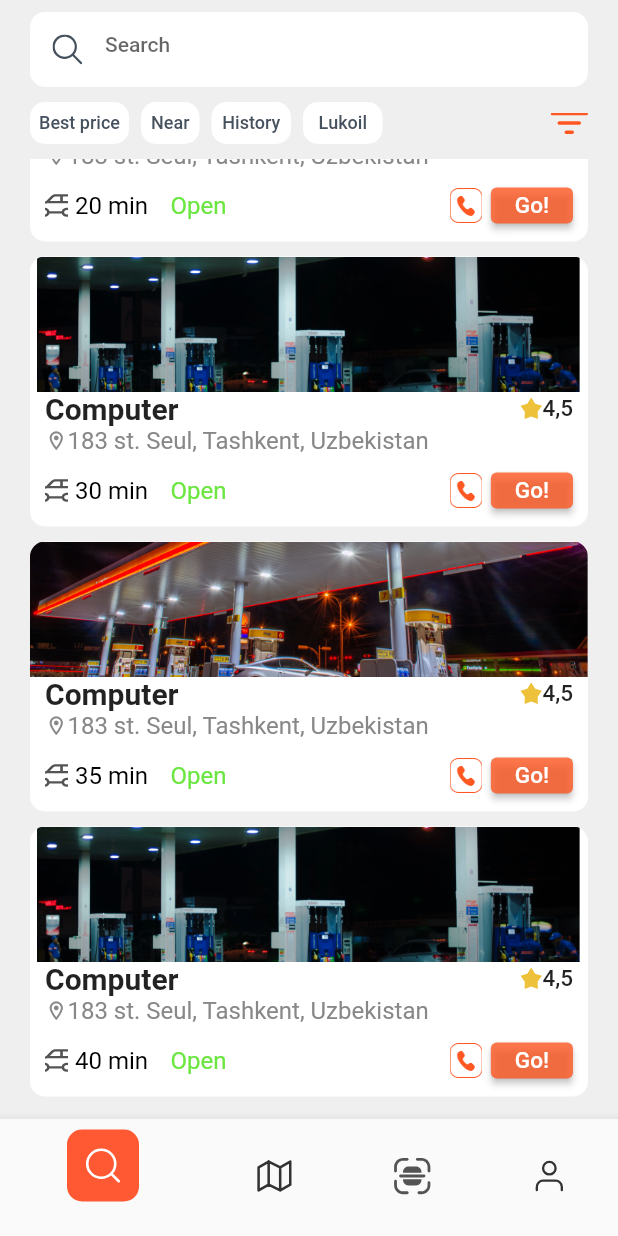
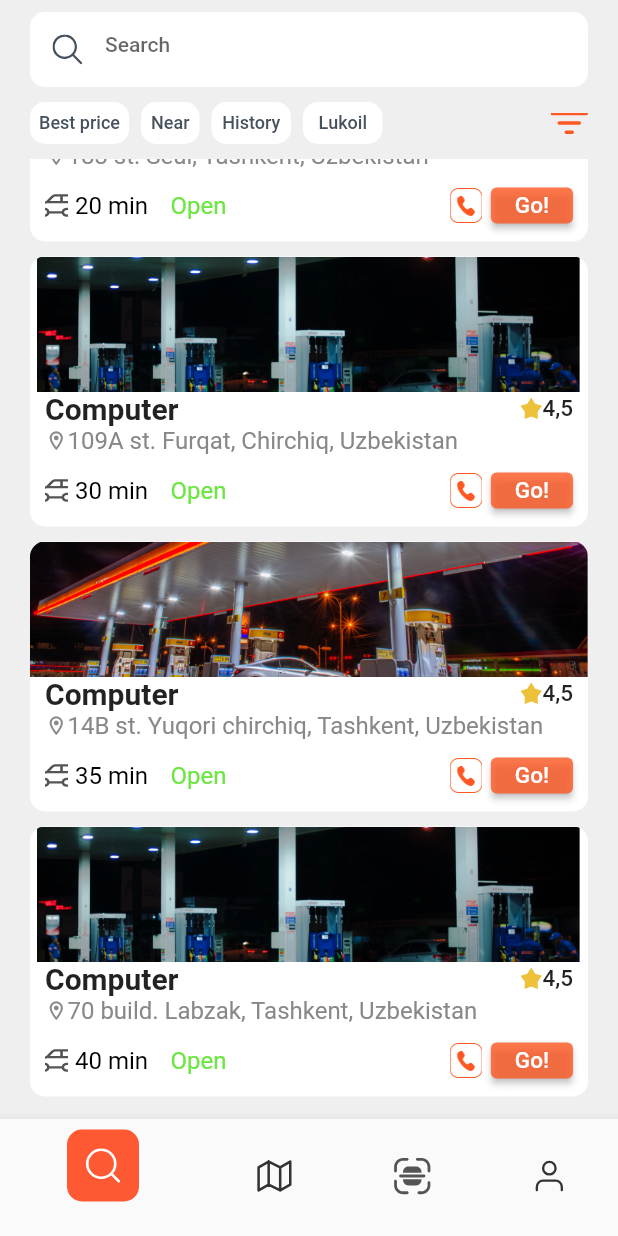
Before and after one commit to Boburbek6010/fuel_zone, a Flutter app: the screen it shows after launch, scrolled down 520 dp, on a phone screen of 412 x 824 dp. Run offline on Flutter 3.47's test engine with Material 2 defaults, Android fonts, the light colour scheme and no system bars; our stand-ins replace flutter_riverpod, flutter_svg, geolocator, google_maps_flutter, smooth_page_indicator; missing offline and left inert: a package; project files that could hold a hidden picture were left out.

Commit message:
6-commit, Boburbek, adding new features

```diff
--- a/lib/src/core/styles/images.dart
+++ b/lib/src/core/styles/images.dart
@@ -72,15 +72,6 @@ class AppImages {
     width: 20,
     fit: BoxFit.cover,
   );
-
-  static final profileSaved = SvgPicture.asset(
-    'assets/icons/profile_saved.svg',
-    height: 20,
-    width: 20,
-    fit: BoxFit.cover,
-  );
-
-
 
   static final barMap = SvgPicture.asset(
     'assets/icons/bottom_navigation_bar/bar_map.svg',
@@ -168,6 +159,14 @@ class AppImages {
   );
 
 
+  static final profileSaved = Image.asset(
+    'assets/images/saved.png',
+    height: 20,
+    width: 20,
+    fit: BoxFit.cover,
+  );
+
+
   static final iruglik = Image.asset(
     'assets/icons/bottom_navigation_bar/bar_user.svg',
     height: 21,
--- a/lib/src/data/mock_data.dart
+++ b/lib/src/data/mock_data.dart
@@ -34,7 +34,7 @@ List<Map<String, dynamic>> categoriesMock = [
   {
     "id": 4,
     "stationName": 'Computer',
-    "address": '183 st. Seul, Tashkent, Uzbekistan',
+    "address": '109A st. Furqat, Chirchiq, Uzbekistan',
     "time": '30 min',
     "openOrClose": 'Open',
     "locationNumber1": '',
@@ -44,7 +44,7 @@ List<Map<String, dynamic>> categoriesMock = [
   {
     "id": 5,
     "stationName": 'Computer',
-    "address": '183 st. Seul, Tashkent, Uzbekistan',
+    "address": '14B st. Yuqori chirchiq, Tashkent, Uzbekistan',
     "time": '35 min',
     "openOrClose": 'Open',
     "locationNumber1": '',
@@ -54,7 +54,7 @@ List<Map<String, dynamic>> categoriesMock = [
   {
     "id": 6,
     "stationName": 'Computer',
-    "address": '183 st. Seul, Tashkent, Uzbekistan',
+    "address": '70 build. Labzak, Tashkent, Uzbekistan',
     "time": '40 min',
     "openOrClose": 'Open',
     "locationNumber1": '',
--- a/lib/src/data/oil_station_model.dart
+++ b/lib/src/data/oil_station_model.dart
@@ -1,10 +1,4 @@
-
-
-import 'dart:ui';
-
 class OilStation {
-
-
 
   late int id;
   late String stationName;
--- a/lib/src/features/main/presentation/map/page/map_page.dart
+++ b/lib/src/features/main/presentation/map/page/map_page.dart
@@ -27,7 +27,6 @@ class MapPage extends ConsumerWidget {
               zoom: ref.read(mapController).zoom,
             ),
             onMapCreated: (GoogleMapController controller) {
-              ref.read(mapController).mapController.complete(controller);
               ref.read(mapController).googleMapController = controller;
             },
           ),
```
Also changed, not shown: assets/icons/profile_saved.svg (deleted), assets/images/saved.png (added).
